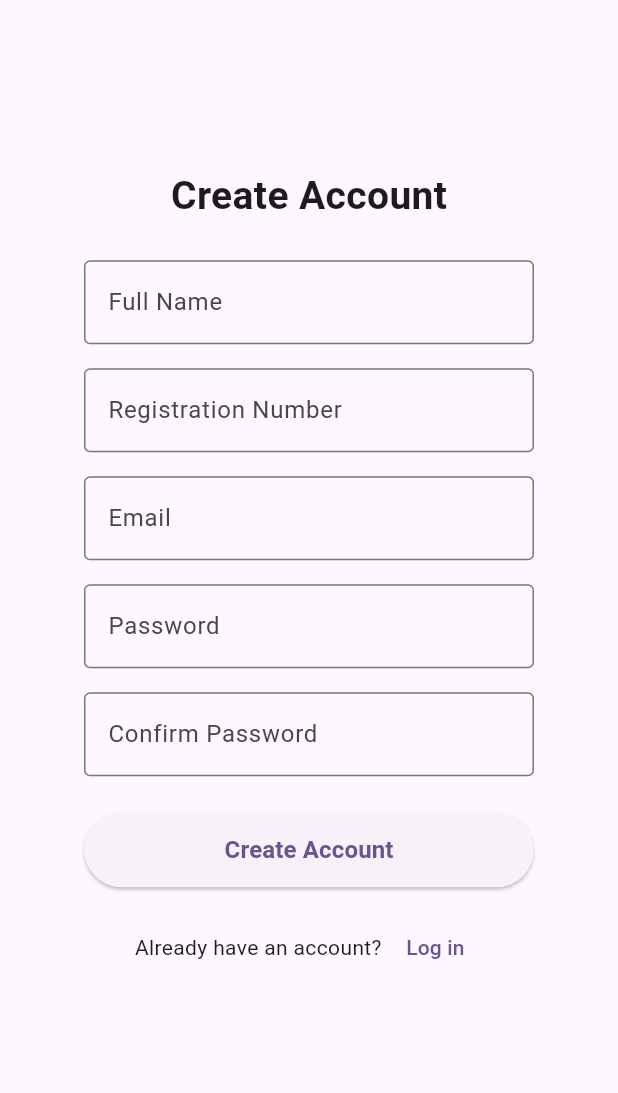
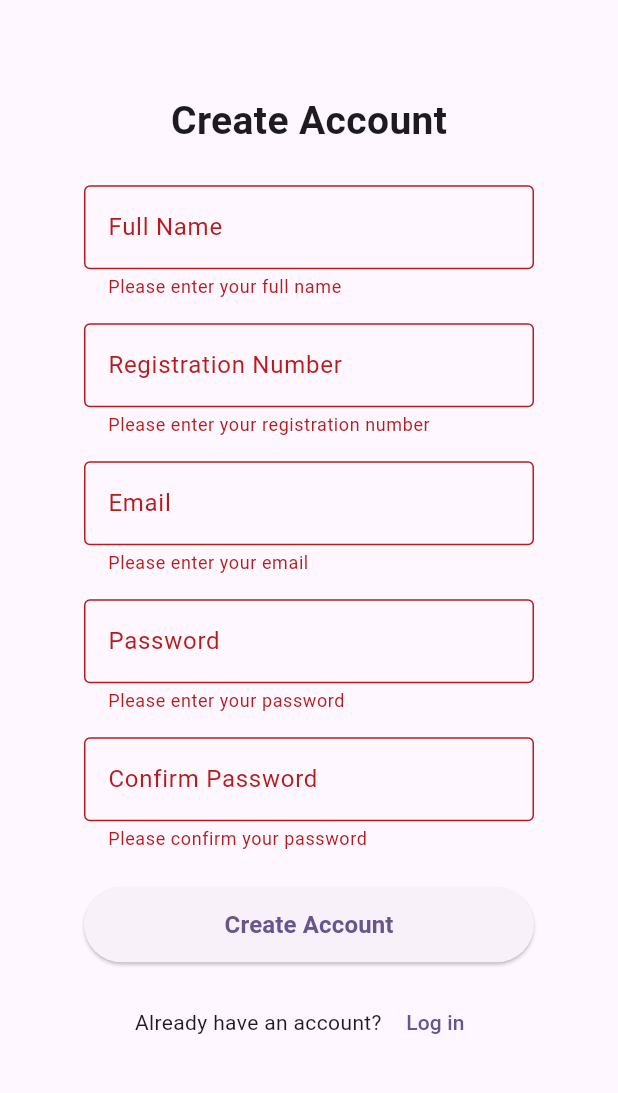
Before and after one commit to Priscilla-Ngina/Class_Info_Hub, a Flutter app: the RegisterScreen screen opened directly, after a tap on "Create Account", on a phone screen of 412 x 824 dp, the part 84-1177 px from its top. Run offline on Flutter 3.47's test engine with Material 3 defaults, Android fonts, the phone set to English and light mode, and no system bars; our stand-ins replace cloud_firestore, firebase_auth, firebase_core; accounts and stored records are empty.

Commit message:
Add Firebase authentication and Firestore registration

```diff
--- a/lib/main.dart
+++ b/lib/main.dart
@@ -1,9 +1,15 @@
 import 'package:flutter/material.dart';
 import 'screens/welcome_screen.dart';
+import 'package:firebase_core/firebase_core.dart';
+import 'firebase_options.dart';
 
 
+void main()  async {
+  WidgetsFlutterBinding.ensureInitialized();
 
-void main() {
+  await Firebase.initializeApp(
+    options: DefaultFirebaseOptions.currentPlatform,
+  );
   runApp(const MyApp());
 }
 
--- a/lib/screens/register_screen.dart
+++ b/lib/screens/register_screen.dart
@@ -1,7 +1,42 @@
 import 'package:flutter/material.dart';
+import 'package:firebase_auth/firebase_auth.dart';
+import '../services/auth_service.dart';
 
-class RegisterScreen extends StatelessWidget {
+class RegisterScreen extends StatefulWidget {
   const RegisterScreen({super.key});
+
+  @override
+  State<RegisterScreen> createState() => _RegisterScreenState();
+}
+
+class _RegisterScreenState extends State<RegisterScreen> {
+  final AuthService authService = AuthService();
+  final formKey = GlobalKey<FormState>();
+
+  final fullNameController = TextEditingController();
+  final registrationNumberController = TextEditingController();
+  final emailController = TextEditingController();
+  final passwordController = TextEditingController();
+  final confirmPasswordController = TextEditingController();
+
+  Future<void> createAccount() async {
+
+    if(!formKey.currentState!.validate()){
+      return;
+    }
+
+    if(passwordController.text != confirmPasswordController.text){
+         print('Passwords do not match');
+      return;
+    }
+
+    await authService.createAccount(
+      email: emailController.text.trim(),
+      password: passwordController.text,
+      fullName: fullNameController.text.trim(),
+      registrationNumber: registrationNumberController.text.trim(),
+    );
+  }
 
   @override
   Widget build(BuildContext context) {
@@ -11,6 +46,8 @@ class RegisterScreen extends StatelessWidget {
         title: const Text('Class Info Hub'),
       ),
       body: Center(
+        child: Form(
+          key: formKey,
         child: Column(
           mainAxisAlignment: MainAxisAlignment.center,
           children: [
@@ -26,57 +63,114 @@ class RegisterScreen extends StatelessWidget {
 
             SizedBox(
               width: 300,
-              child: TextField(
+              child: TextFormField(
+                controller: fullNameController,
                 decoration: InputDecoration(
                   labelText: 'Full Name',
                   border: OutlineInputBorder(),
                 ),
+
+                validator: (value){
+                  if(value==null || value.isEmpty){
+                    return 'Please enter your full name';
+                  }
+                  return null;
+                },
+
               ),
             ),
             const SizedBox(height: 16),
 
             SizedBox(
               width: 300,
-              child: TextField(
+              child: TextFormField(
+                controller: registrationNumberController,
                 decoration: InputDecoration(
                   labelText: 'Registration Number',
                   border: OutlineInputBorder(),
                 ),
+
+                validator: (value) {
+                  if (value == null || value.isEmpty) {
+                    return 'Please enter your registration number';
+                  }
+                  return null;
+                },
               ),
             ),
             const SizedBox(height: 16),
 
             SizedBox(
               width: 300,
-              child: TextField(
+              child: TextFormField(
+                controller: emailController,
                 decoration: InputDecoration(
                   labelText: 'Email',
                   border: OutlineInputBorder(),
                 ),
+
+                validator: (value){
+                  if(value==null || value.isEmpty){
+                    return 'Please enter your email';
+                  }
+
+                  if(!value.contains('@')|| !value.contains('.')){
+                    return 'Please enter a valid email';
+                  }
+
+                  return null;
+                },
+
               ),
             ),
             const SizedBox(height: 16),
 
             SizedBox(
               width: 300,
-              child: TextField(
+              child: TextFormField(
+                controller: passwordController,
                 obscureText: true,
                 decoration: InputDecoration(
                   labelText: 'Password',
                   border: OutlineInputBorder(),
                 ),
+
+                validator: (value){
+                  if(value==null || value.isEmpty){
+                    return 'Please enter your password';
+                  }
+
+                  if(value.length<6){
+                    return 'Password must be at least 6 characters';
+                  }
+                    return null;
+                },
+
               ),
             ),
             const SizedBox(height: 16),
 
             SizedBox(
               width: 300,
-              child: TextField(
+              child: TextFormField(
+                controller: confirmPasswordController,
                 obscureText: true,
                 decoration: InputDecoration(
                   labelText: 'Confirm Password',
                   border: OutlineInputBorder(),
                 ),
+
+                validator: (value){
+                  if(value==null || value.isEmpty){
+                    return 'Please confirm your password';
+                  }
+
+                  if(value!=passwordController.text){
+                    return 'Passwords do not match';
+                  }
+                    return null;
+                },
+
               ),
             ),
             const SizedBox(height: 24),
@@ -85,7 +179,7 @@ class RegisterScreen extends StatelessWidget {
               width: 300,
               height: 50,
               child: ElevatedButton(
-                onPressed: () {},
+                onPressed: createAccount,
                 child: const Text(
                   'Create Account',
                   style: TextStyle(
@@ -112,6 +206,7 @@ class RegisterScreen extends StatelessWidget {
 
           ],
         ),
+        ),
       ),
     );
   }
--- /dev/null
+++ b/lib/services/auth_service.dart
@@ -0,0 +1,36 @@
+import 'package:firebase_auth/firebase_auth.dart';
+import 'package:cloud_firestore/cloud_firestore.dart';
+
+class AuthService {
+  final FirebaseFirestore firestore = FirebaseFirestore.instance;
+
+  Future<UserCredential> createAccount({
+    required String email,
+    required String password,
+    required String fullName,
+    required String registrationNumber,
+  }) async {
+
+    final userCredential=
+    await FirebaseAuth.instance.createUserWithEmailAndPassword(
+      email: email,
+      password: password,
+    );
+
+    final userId = userCredential.user!.uid;
+    print('About to save user to Firestore');
+
+
+    await firestore.collection('users').doc(userId).set({
+      'fullName': fullName,
+      'registrationNumber': registrationNumber,
+      'email': email,
+      'role': 'student',
+    });
+
+    print('User saved to Firestore');
+
+    return userCredential;
+  }
+
+}
--- a/pubspec.yaml
+++ b/pubspec.yaml
@@ -34,6 +34,9 @@ dependencies:
   # The following adds the Cupertino Icons font to your application.
   # Use with the CupertinoIcons class for iOS style icons.
   cupertino_icons: ^1.0.8
+  firebase_core: ^4.15.0
+  firebase_auth: ^6.7.0
+  cloud_firestore: ^6.10.0
 
 dev_dependencies:
   flutter_test:
```
Also changed, not shown: firebase.json (added), lib/firebase_options.dart (added), pubspec.lock, 6 other files.
